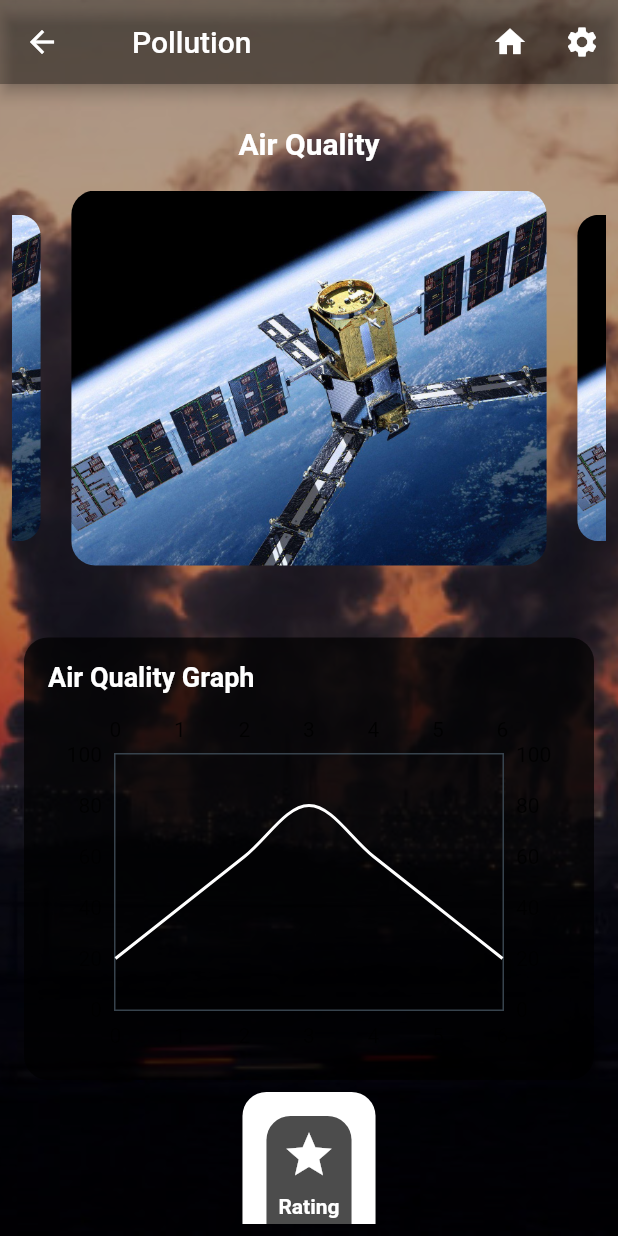
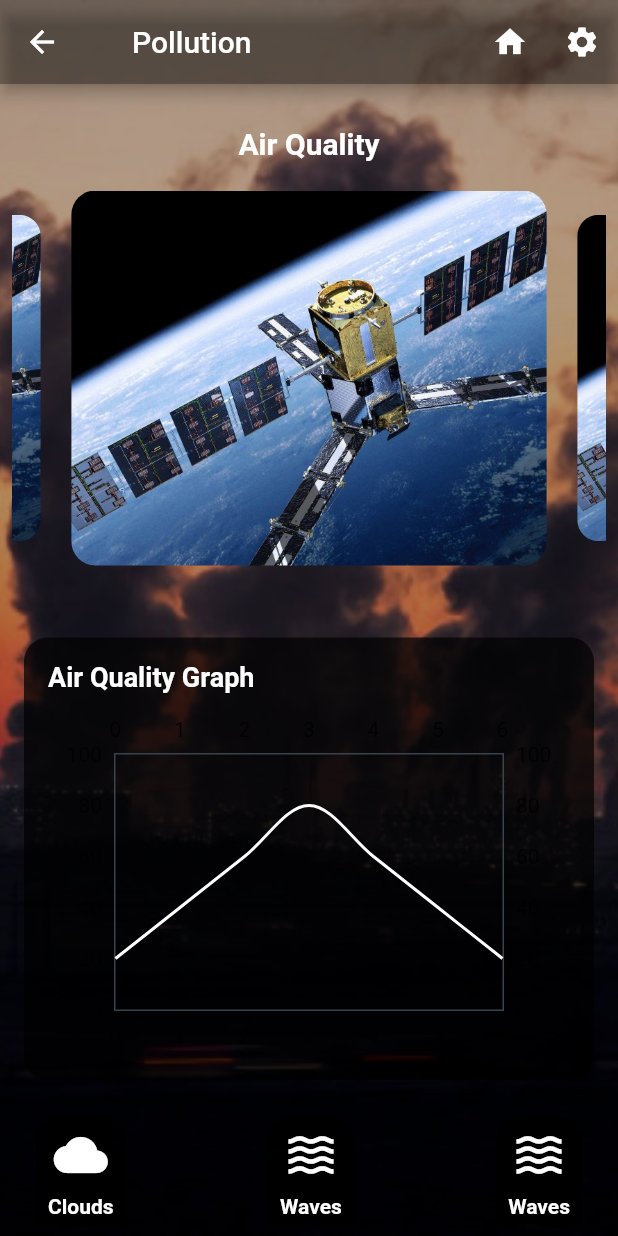
Before and after one commit to Oscar6647/SpaceApps-2023-Ometeotl, a Flutter app: the PollutionPage screen opened directly, on a phone screen of 412 x 824 dp. Run offline on Flutter 3.47's test engine with Material 2 defaults, Android fonts, the phone set to English and light mode, and no system bars; drawn by our look-alikes of carousel_slider, fl_chart; our stand-ins replace google_fonts.

Commit message:
changed styles for pollution screen

```diff
--- a/ometeotl/lib/screen/pollution_screen.dart
+++ b/ometeotl/lib/screen/pollution_screen.dart
@@ -104,22 +104,52 @@ class _PollutionPageState extends State<PollutionPage> {
                 Container(
                   padding: const EdgeInsets.all(16.0),
                   decoration: BoxDecoration(
-                    color: Colors.white,
+                    //color: Colors.white,
                     borderRadius: BorderRadius.circular(16.0),
                   ),
                   child: Column(
                     mainAxisAlignment: MainAxisAlignment.center,
           children: [
-            SmallCard(
-              icon: Icons.star,
-              text: 'Rating',
-              percentage: 4.5,
+            Row(
+              mainAxisAlignment: MainAxisAlignment.spaceBetween,
+              children: [
+                SmallCard(
+                  icon: Icons.cloud,
+                  text: 'Clouds',
+                  percentage: 20.0,
+                ),
+                SmallCard(
+                  icon: Icons.waves,
+                  text: 'Waves',
+                  percentage: 40.0,
+                ),
+                SmallCard(
+                  icon: Icons.waves,
+                  text: 'Waves',
+                  percentage: 40.0,
+                ),
+              ],
             ),
-            SizedBox(height: 16.0), // Add spacing between cards if needed
-            SmallCard(
-              icon: Icons.favorite,
-              text: 'Likes',
-              percentage: 85.0,
+            const SizedBox(height: 20),
+            Row(
+              mainAxisAlignment: MainAxisAlignment.spaceBetween,
+              children: [
+                SmallCard(
+                  icon: Icons.cloud,
+                  text: 'Clouds',
+                  percentage: 20.0,
+                ),
+                SmallCard(
+                  icon: Icons.waves,
+                  text: 'Waves',
+                  percentage: 40.0,
+                ),
+                SmallCard(
+                  icon: Icons.waves,
+                  text: 'Waves',
+                  percentage: 40.0,
+                ),
+              ],
             ),
 
               ])
@@ -129,7 +159,7 @@ class _PollutionPageState extends State<PollutionPage> {
                 Container(
                   padding: const EdgeInsets.all(16.0),
                   decoration: BoxDecoration(
-                    color: Colors.white,
+                    color: Colors.transparent.withOpacity(0.3),
                     borderRadius: BorderRadius.circular(16.0),
                   ),
                   child: const Column(
@@ -140,13 +170,14 @@ class _PollutionPageState extends State<PollutionPage> {
                         style: TextStyle(
                           fontSize: 18,
                           fontWeight: FontWeight.bold,
+                          color: Colors.white,
                         ),
                       ),
                       SizedBox(height: 20),
-                      Text('• Recommendation 1'),
-                      Text('• Recommendation 2'),
-                      Text('• Recommendation 3'),
-                      Text('• Recommendation 4'),
+                      Text('• Recommendation 1', style: TextStyle(color: Colors.white),),
+                      Text('• Recommendation 2', style: TextStyle(color: Colors.white)),
+                      Text('• Recommendation 3', style: TextStyle(color: Colors.white)),
+                      Text('• Recommendation 4', style: TextStyle(color: Colors.white)),
                     ],
                   ),
                 ),
```
